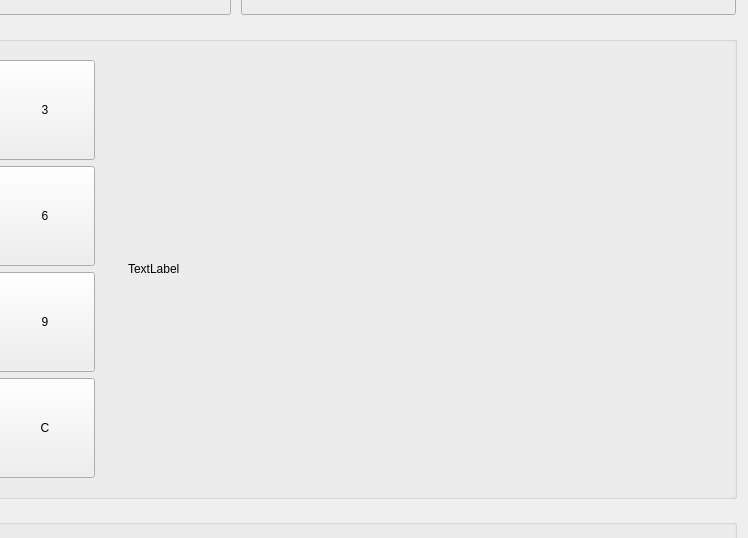
Qt form penyamanager/user/depositwindow.ui (eguzki/penyamanager) before a commit; both pictures show x 276 to 1024 and y 145 to 683 of the 1024 by 768 pixel window.
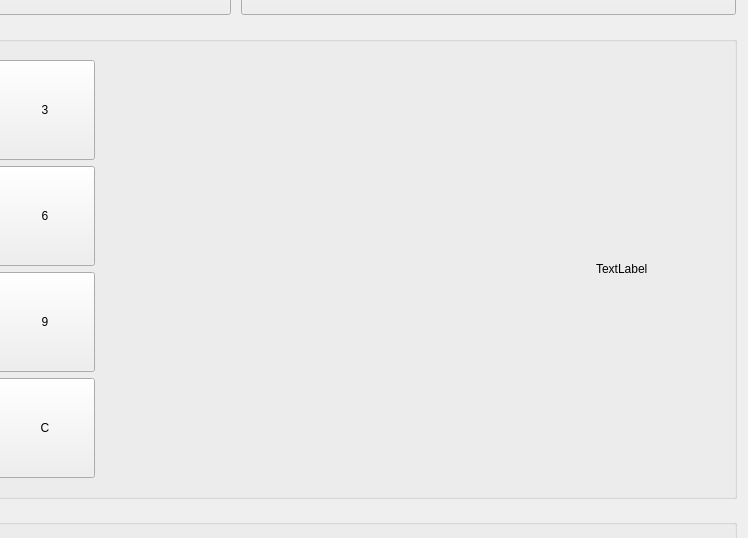
The same form after that commit.

Diff of the .ui file:
```diff
--- a/penyamanager/user/depositwindow.ui
+++ b/penyamanager/user/depositwindow.ui
@@ -16,12 +16,6 @@
     <verstretch>0</verstretch>
    </sizepolicy>
   </property>
-  <property name="minimumSize">
-   <size>
-    <width>1024</width>
-    <height>768</height>
-   </size>
-  </property>
   <property name="windowTitle">
    <string>Form</string>
   </property>
@@ -340,8 +334,27 @@
       <item>
        <widget class="QWidget" name="numPadDisplayWidget" native="true">
         <layout class="QHBoxLayout" name="horizontalLayout_8">
+         <item>
+          <spacer name="horizontalSpacer">
+           <property name="orientation">
+            <enum>Qt::Horizontal</enum>
+           </property>
+           <property name="sizeHint" stdset="0">
+            <size>
+             <width>40</width>
+             <height>20</height>
+            </size>
+           </property>
+          </spacer>
+         </item>
          <item>
           <widget class="QLabel" name="depositLabel">
+           <property name="minimumSize">
+            <size>
+             <width>120</width>
+             <height>0</height>
+            </size>
+           </property>
            <property name="text">
             <string>TextLabel</string>
            </property>
```
